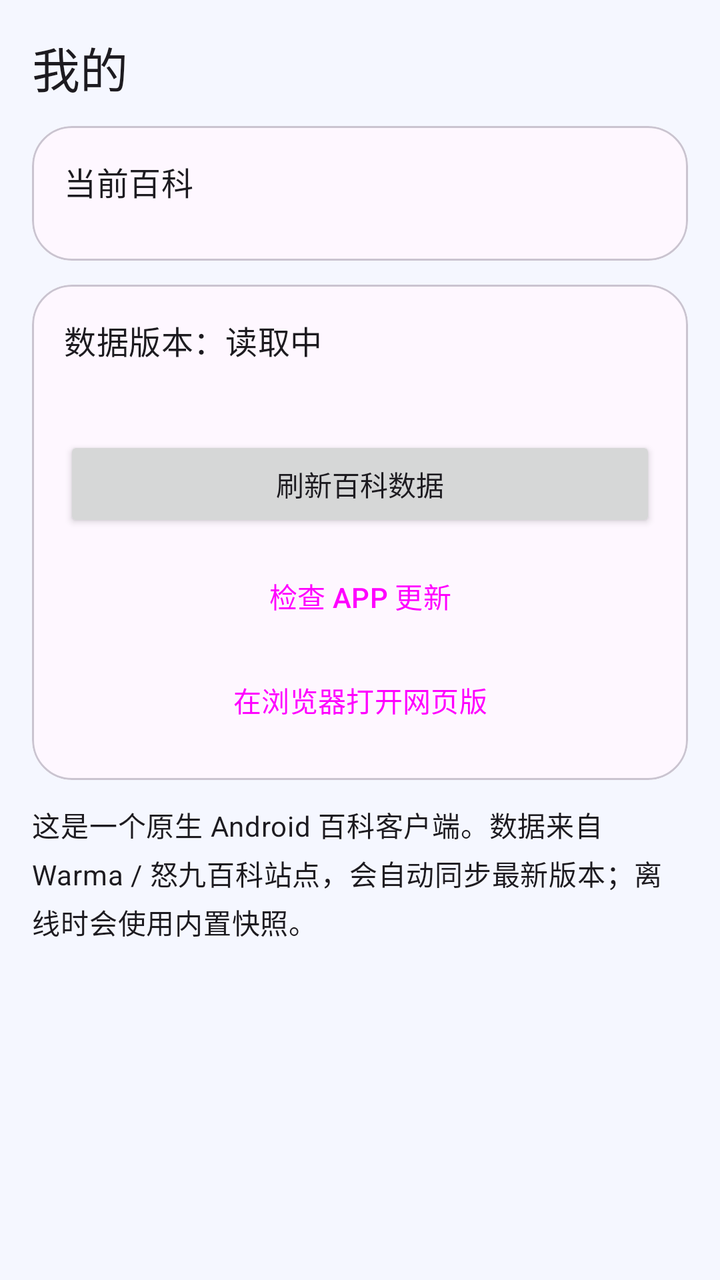
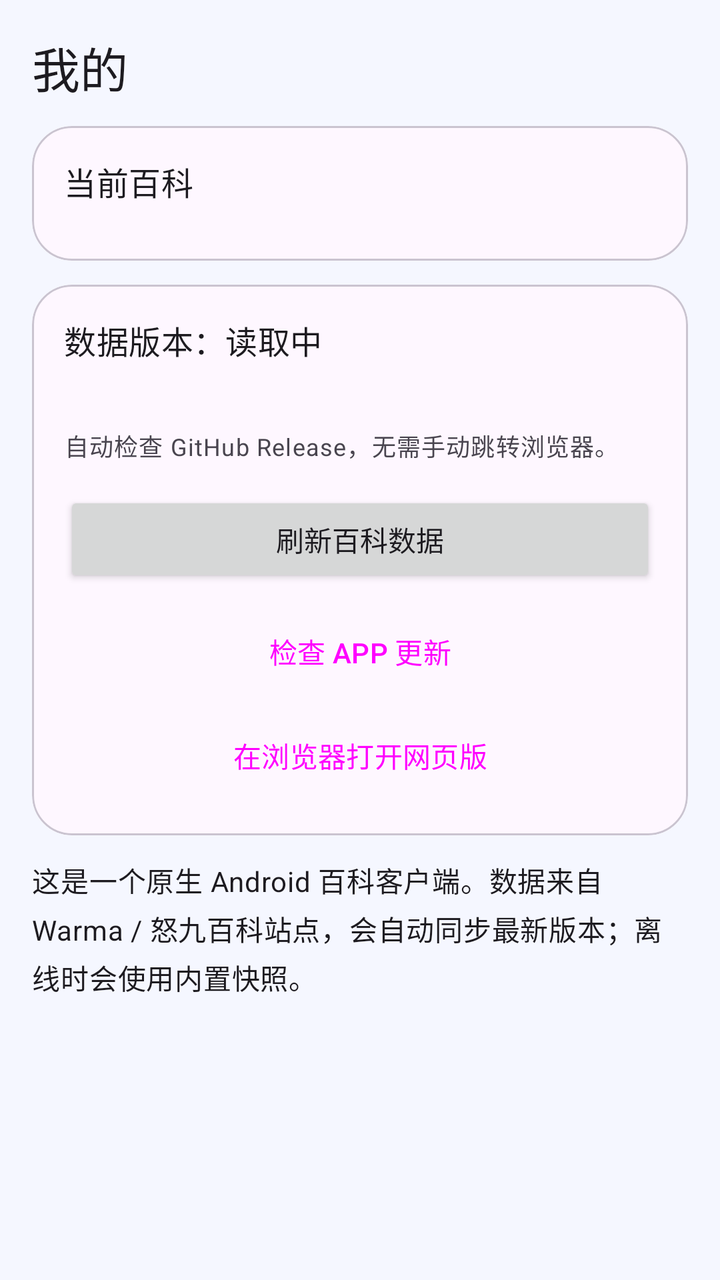

The first picture is an Android layout as it rendered before a commit; the second is the same layout after the commit. The layout source and the unified diff follow.
<!-- AndroidManifest.xml: application theme Theme.EncyclopediaApp -->
<!-- res/layout/fragment_settings.xml -->
<?xml version="1.0" encoding="utf-8"?>
<androidx.core.widget.NestedScrollView xmlns:android="http://schemas.android.com/apk/res/android"
    xmlns:app="http://schemas.android.com/apk/res-auto"
    android:layout_width="match_parent"
    android:layout_height="match_parent"
    android:clipToPadding="false"
    android:padding="16dp">

    <LinearLayout
        android:layout_width="match_parent"
        android:layout_height="wrap_content"
        android:orientation="vertical">

        <TextView
            android:layout_width="wrap_content"
            android:layout_height="wrap_content"
            android:text="我的"
            android:textAppearance="@style/TextAppearance.Material3.HeadlineSmall" />

        <com.google.android.material.card.MaterialCardView
            android:layout_width="match_parent"
            android:layout_height="wrap_content"
            android:layout_marginTop="12dp"
            app:cardBackgroundColor="?attr/colorSurface"
            app:cardCornerRadius="20dp"
            app:cardElevation="0dp">

            <LinearLayout
                android:layout_width="match_parent"
                android:layout_height="wrap_content"
                android:orientation="vertical"
                android:padding="16dp">

                <TextView
                    android:layout_width="wrap_content"
                    android:layout_height="wrap_content"
                    android:text="当前百科"
                    android:textAppearance="@style/TextAppearance.Material3.TitleMedium" />

                <com.google.android.material.button.MaterialButtonToggleGroup
                    android:id="@+id/siteToggle"
                    android:layout_width="match_parent"
                    android:layout_height="wrap_content"
                    android:layout_marginTop="12dp"
                    app:selectionRequired="true"
                    app:singleSelection="true">

                    <Button
                        android:id="@+id/siteWarma"
                        style="@style/Widget.Material3.Button.OutlinedButton"
                        android:layout_width="0dp"
                        android:layout_height="wrap_content"
                        android:layout_weight="1"
                        android:text="Warma" />

                    <Button
                        android:id="@+id/siteNujiu"
                        style="@style/Widget.Material3.Button.OutlinedButton"
                        android:layout_width="0dp"
                        android:layout_height="wrap_content"
                        android:layout_weight="1"
                        android:text="怒九" />
                </com.google.android.material.button.MaterialButtonToggleGroup>
            </LinearLayout>
        </com.google.android.material.card.MaterialCardView>

        <com.google.android.material.card.MaterialCardView
            android:layout_width="match_parent"
            android:layout_height="wrap_content"
            android:layout_marginTop="12dp"
            app:cardBackgroundColor="?attr/colorSurface"
            app:cardCornerRadius="20dp"
            app:cardElevation="0dp">

            <LinearLayout
                android:layout_width="match_parent"
                android:layout_height="wrap_content"
                android:orientation="vertical"
                android:padding="16dp">

                <TextView
                    android:id="@+id/versionText"
                    android:layout_width="match_parent"
                    android:layout_height="wrap_content"
                    android:text="数据版本：读取中"
                    android:textAppearance="@style/TextAppearance.Material3.TitleMedium" />

                <TextView
                    android:id="@+id/dataTime"
                    android:layout_width="match_parent"
                    android:layout_height="wrap_content"
                    android:layout_marginTop="6dp"
                    android:textAppearance="@style/TextAppearance.Material3.BodySmall" />

                <Button
                    android:id="@+id/refreshButton"
                    android:layout_width="match_parent"
                    android:layout_height="48dp"
                    android:layout_marginTop="14dp"
                    android:text="刷新百科数据" />

                <Button
                    android:id="@+id/updateButton"
                    style="@style/Widget.Material3.Button.TonalButton"
                    android:layout_width="match_parent"
                    android:layout_height="48dp"
                    android:layout_marginTop="8dp"
                    android:text="检查 APP 更新" />

                <Button
                    android:id="@+id/webButton"
                    style="@style/Widget.Material3.Button.TextButton"
                    android:layout_width="match_parent"
                    android:layout_height="48dp"
                    android:layout_marginTop="4dp"
                    android:text="在浏览器打开网页版" />
            </LinearLayout>
        </com.google.android.material.card.MaterialCardView>

        <TextView
            android:id="@+id/aboutText"
            android:layout_width="match_parent"
            android:layout_height="wrap_content"
            android:layout_marginTop="12dp"
            android:lineSpacingExtra="4dp"
            android:text="这是一个原生 Android 百科客户端。数据来自 Warma / 怒九百科站点，会自动同步最新版本；离线时会使用内置快照。"
            android:textAppearance="@style/TextAppearance.Material3.BodyMedium" />
    </LinearLayout>
</androidx.core.widget.NestedScrollView>
<!-- resources referenced by this layout -->
<resources>
  <style name="Theme.EncyclopediaApp" parent="Theme.Material3.DayNight.NoActionBar">
          <item name="colorPrimary">@color/primary</item>
          <item name="colorOnPrimary">@color/white</item>
          <item name="colorPrimaryContainer">@color/primary</item>
          <item name="android:statusBarColor">@color/primary_dark</item>
          <item name="android:navigationBarColor">@color/surface</item>
          <item name="android:windowBackground">@color/background</item>
      </style>
  <color name="primary">#7C5CFF</color>
  <color name="white">#FFFFFF</color>
  <color name="primary_dark">#5F43E0</color>
  <color name="surface">#FFFFFF</color>
  <color name="background">#F5F7FF</color>
</resources>

<!-- the commit's change to res/layout/fragment_settings.xml (unified diff, before → after) -->
@@ -92,6 +92,25 @@
                     android:layout_marginTop="6dp"
                     android:textAppearance="@style/TextAppearance.Material3.BodySmall" />
 
+                <ProgressBar
+                    android:id="@+id/updateProgress"
+                    style="?android:attr/progressBarStyleHorizontal"
+                    android:layout_width="match_parent"
+                    android:layout_height="6dp"
+                    android:layout_marginTop="14dp"
+                    android:indeterminate="false"
+                    android:max="100"
+                    android:visibility="gone" />
+
+                <TextView
+                    android:id="@+id/updateText"
+                    android:layout_width="match_parent"
+                    android:layout_height="wrap_content"
+                    android:layout_marginTop="10dp"
+                    android:lineSpacingExtra="3dp"
+                    android:text="自动检查 GitHub Release，无需手动跳转浏览器。"
+                    android:textAppearance="@style/TextAppearance.Material3.BodySmall" />
+
                 <Button
                     android:id="@+id/refreshButton"
                     android:layout_width="match_parent"
